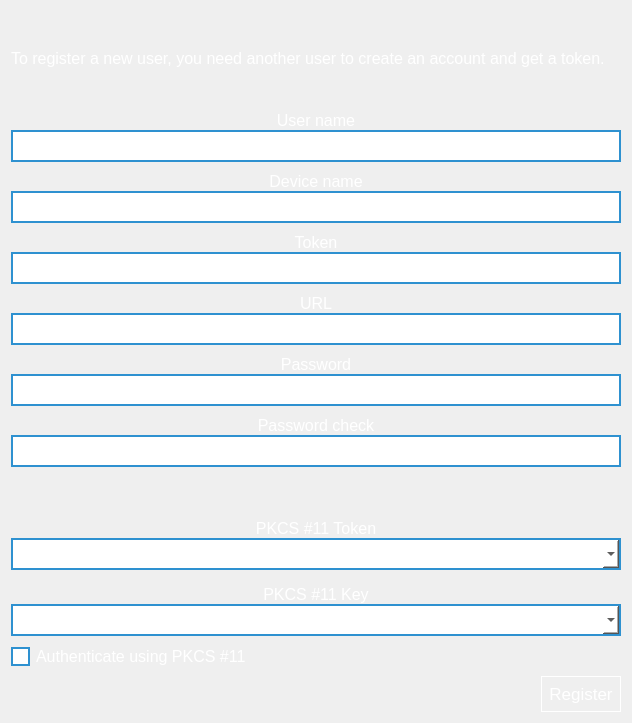
Scille/parsec-cloud, file parsec/core/gui/forms/claim_user_widget.ui: the form before one commit.
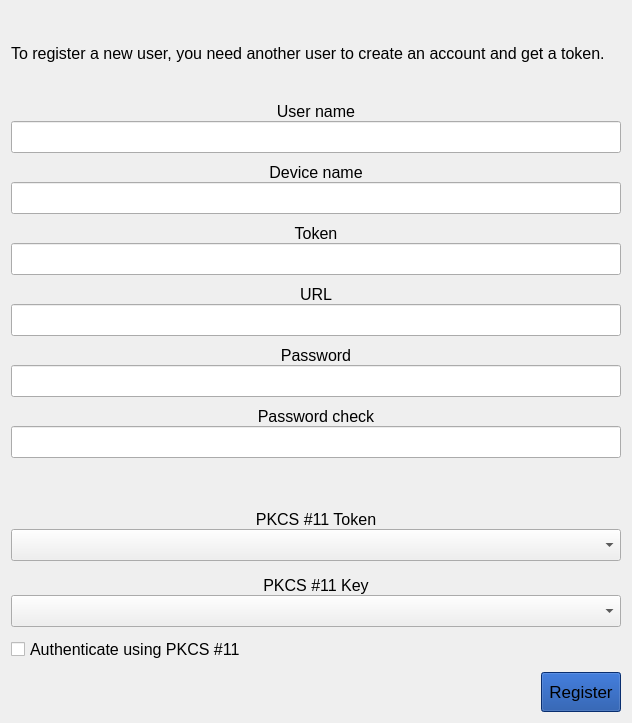
The form after the commit. Icons and pictures are not drawn.

Commit message: [GUI] Rewrote app entire style

Patch:
```diff
--- a/parsec/core/gui/forms/claim_user_widget.ui
+++ b/parsec/core/gui/forms/claim_user_widget.ui
@@ -20,11 +20,22 @@
    <string>Form</string>
   </property>
   <property name="styleSheet">
-   <string notr="true">QWidget#LoginRegisterUserWidget
+   <string notr="true">#button_claim
 {
 background-color: rgb(12, 65, 156);
+height: 32px;
 }
-</string>
+
+#button_claim:pressed
+{
+background-color: rgb(32, 85, 176);
+}
+
+#button_claim:disabled
+{
+background-color: rgb(112, 112, 112);
+color: rgb(255, 255, 255);
+}</string>
   </property>
   <layout class="QVBoxLayout" name="verticalLayout_4">
    <item>
@@ -40,9 +51,6 @@
        <pointsize>12</pointsize>
       </font>
      </property>
-     <property name="styleSheet">
-      <string notr="true">color: rgb(255, 255, 255);</string>
-     </property>
      <property name="text">
       <string>To register a new user, you need another user to create an account and get a token.</string>
      </property>
@@ -72,67 +80,7 @@
       </size>
      </property>
      <property name="styleSheet">
-      <string notr="true">QPushButton:disabled
-{
-background-color: rgb(128, 128, 128);
-}
-
-QPushButton
-{
-border: 1px solid rgb(255, 255, 255);
-color: rgb(255, 255, 255);
-padding: 7px;
-}
-
-QPushButton:pressed
-{
-background-color: rgb(32, 85, 176);
-}
-
-QLabel
-{
-color: rgb(255, 255, 255);
-}
-
-QLineEdit
-{
-border: 2px solid rgb(46, 145, 208);
-background-color: white;
-color: black;
-padding-left: 5px;
-}
-
-QComboBox
-{
-border: 2px solid rgb(46, 145, 208);
-background-color: white;
-color: black;
-padding-left: 5px;
-}
-
-QComboBox::down-arrow
-{
-image: url(:/icons/images/icons/down-arrow.png);
-}
-
-QCheckBox
-{
-color: rgb(255, 255, 255);
-}
-
-QCheckBox::indicator
-{
-width: 15px;
-height: 15px;
-background-color: rgb(255, 255, 255);
-border: 2px solid rgb(46, 145, 208);
-color: black;
-}
-
-QCheckBox::indicator:checked
-{
-image: url(:/icons/images/icons/checked.png)
-}</string>
+      <string notr="true"/>
      </property>
      <layout class="QVBoxLayout" name="verticalLayout_6">
       <property name="spacing">
@@ -479,7 +427,7 @@
             </font>
            </property>
            <property name="styleSheet">
-            <string notr="true">color: rgb(255, 255, 255);</string>
+            <string notr="true"/>
            </property>
            <layout class="QVBoxLayout" name="verticalLayout_3">
             <property name="spacing">
@@ -534,7 +482,7 @@
                  </font>
                 </property>
                 <property name="styleSheet">
-                 <string notr="true">color: black;</string>
+                 <string notr="true"/>
                 </property>
                </widget>
               </item>
@@ -577,7 +525,7 @@
                  </font>
                 </property>
                 <property name="styleSheet">
-                 <string notr="true">color: black;</string>
+                 <string notr="true"/>
                 </property>
                </widget>
               </item>
@@ -648,7 +596,7 @@
               </size>
              </property>
              <property name="flat">
-              <bool>true</bool>
+              <bool>false</bool>
              </property>
             </widget>
            </item>
```
The commit also changes 40 other files.
